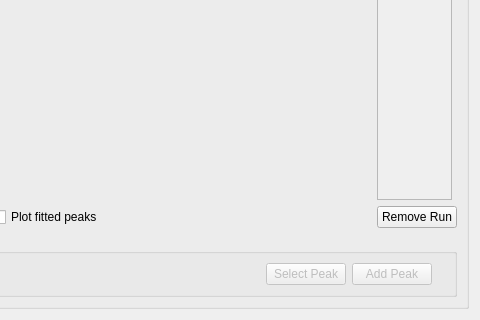
Before: the Qt Designer form qt/scientific_interfaces/EnggDiffraction/EnggDiffractionQtTabFitting.ui in mantidproject/mantid, drawn with Qt 5; both pictures show x 180 to 660 and y 300 to 620 of the 660 by 620 pixel window.
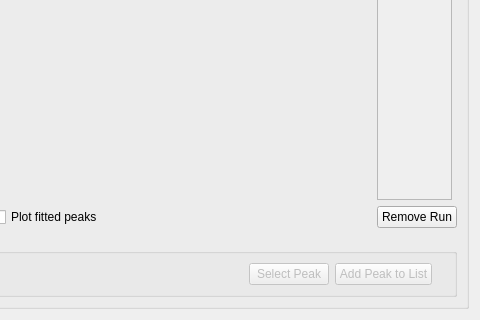
After: the same form once the commit is applied. Custom widgets are drawn as their Qt base class.

Commit message: Re #25169 reworded button and tooltip to read Add Peak to List

```diff
--- a/qt/scientific_interfaces/EnggDiffraction/EnggDiffractionQtTabFitting.ui
+++ b/qt/scientific_interfaces/EnggDiffraction/EnggDiffractionQtTabFitting.ui
@@ -411,7 +411,7 @@
               <bool>false</bool>
              </property>
              <property name="text">
-              <string>Add Peak</string>
+              <string>Add Peak to List</string>
              </property>
             </widget>
            </item>
```
Left out of the diff: 2 changed lines with no effect on the pictures.
